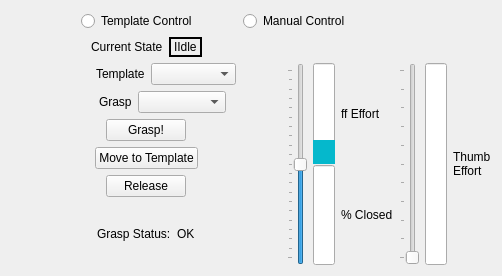
Old version of the form vigir_ocs_grasp_widget/src/graspWidget.ui in the repository team-vigir/vigir_ocs_common.
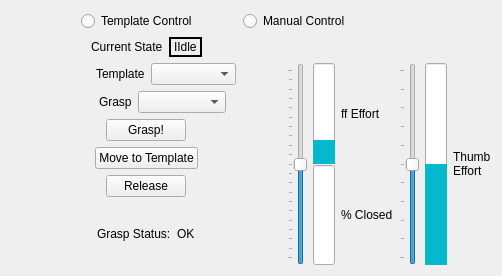
New version of the form.

Commit message: [vigir_ocs_grasp_widget] * Changed thumb effort range to [-50, 50]

Patch:
```diff
--- a/vigir_ocs_grasp_widget/src/graspWidget.ui
+++ b/vigir_ocs_grasp_widget/src/graspWidget.ui
@@ -493,12 +493,18 @@
        <property name="layoutDirection">
         <enum>Qt::LeftToRight</enum>
        </property>
+       <property name="minimum">
+        <number>-50</number>
+       </property>
        <property name="maximum">
-        <number>100</number>
+        <number>50</number>
        </property>
        <property name="value">
         <number>0</number>
        </property>
+       <property name="sliderPosition">
+        <number>0</number>
+       </property>
        <property name="orientation">
         <enum>Qt::Vertical</enum>
        </property>
@@ -523,8 +529,11 @@
 	background-color: #05B8CC;
 }</string>
          </property>
+         <property name="minimum">
+          <number>-50</number>
+         </property>
          <property name="maximum">
-          <number>100</number>
+          <number>50</number>
          </property>
          <property name="value">
           <number>0</number>
```
The commit also changes 1 other file.
